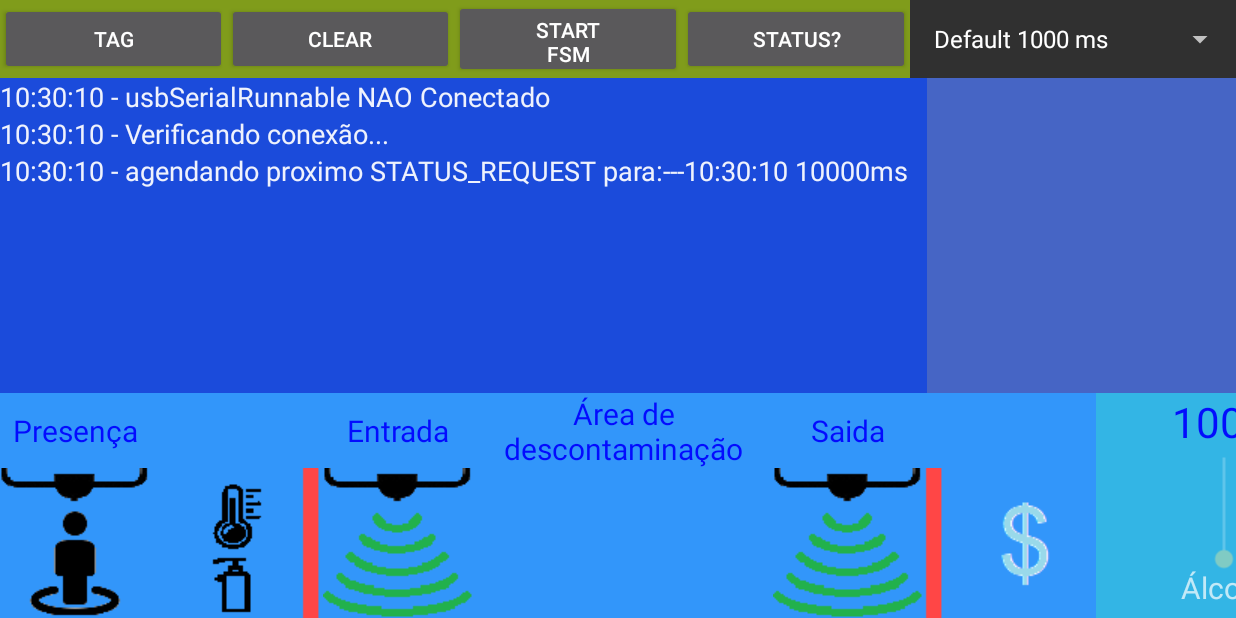
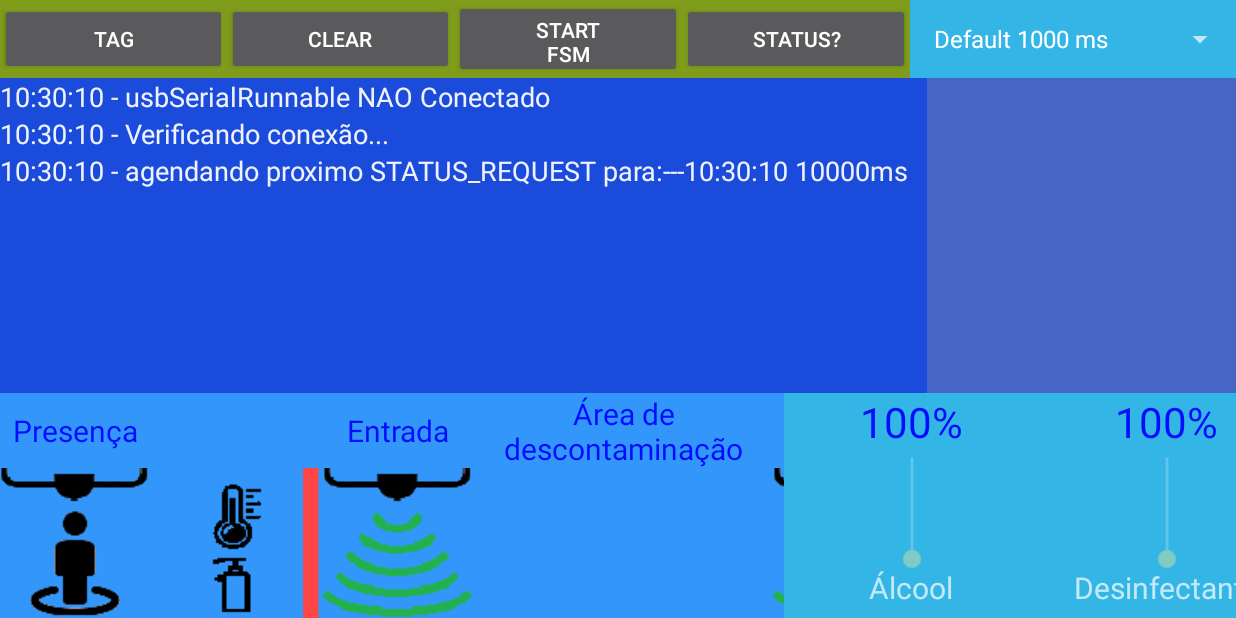
Before and after one commit to AnaniasLima/AppPortalDemo, an Android app: the screen it shows after launch (MainActivity), after a tap on an icon or button, on a phone screen of 824 x 412 dp (held sideways). Run offline under Robolectric (Android 15) with nearby library versions, the phone set to English and light mode, and no system bars; our stand-ins replace Timber; libraries missing offline, so code that uses them is left out: com.felhr.usbserial; 3 other taps on this screen came first.

Commit message:
Primeira Demo

```diff
--- a/app/src/main/java/com/example/appportaldemo/ConnectThread.kt
+++ b/app/src/main/java/com/example/appportaldemo/ConnectThread.kt
@@ -130,7 +130,7 @@ class ConnectThread(val operation:Int, val usbManager : UsbManager, val mainActi
                     try {
                         ArduinoDevice.onEventResponse(eventResponse)
                     } catch (e: Exception) {
-                        EventResponse.invalidJsonPacketsReceived++
+                        e.printStackTrace()
                         Timber.e("=============== ERRO AO AVALIAR PACOTE =======================: ${eventResponse}")
                         mostraEmHistory("ERRO AO AVALIAR PACOTE")
                         return
--- a/app/src/main/java/com/example/appportaldemo/MainActivity.kt
+++ b/app/src/main/java/com/example/appportaldemo/MainActivity.kt
@@ -75,7 +75,8 @@ class MainActivity : AppCompatActivity() {
 
     fun xxx() {
 
-        ajustaSensores(false)
+
+        ajustaSensores(false, false)
         ajustaBalancas(false)
 
         btn_door_in.setBackgroundResource(R.drawable.door_red)
@@ -184,7 +185,11 @@ class MainActivity : AppCompatActivity() {
     }
 
 
-    fun ajustaSensores(sendToArduino:Boolean) {
+    fun ajustaSensores(sendToArduino:Boolean, simulaSensor4:Boolean) {
+
+        // Todos os sensores vao desativar o sensor4
+        var s4 = Config.sensor4DistanciaDetecta + 10
+
         btn_sensor1.setBackgroundResource(R.drawable.sensor_sem_gente)
         btn_sensor2.setBackgroundResource(R.drawable.sensor_sem_gente)
         btn_sensor3.setBackgroundResource(R.drawable.sensor_sem_gente)
@@ -201,8 +206,11 @@ class MainActivity : AppCompatActivity() {
 
         // So manda se for alterado pela interface
         if ( sendToArduino) {
+            if ( simulaSensor4 ) {
+                s4 = Config.sensor4DistanciaDetecta - 10
+            }
             ArduinoDevice.requestToSend(EventType.FW_DUMMY, String.format("S,%03d,%03d,%03d,%03d",
-                CleaningMachine.sensor1Status, CleaningMachine.sensor2Status, CleaningMachine.sensor3Status, CleaningMachine.sensor4Status))
+                CleaningMachine.sensor1Status, CleaningMachine.sensor2Status, CleaningMachine.sensor3Status, s4))
             ArduinoDevice.requestToSend(EventType.FW_STATUS_RQ, Event.QUESTION)
         }
     }
@@ -260,35 +268,56 @@ class MainActivity : AppCompatActivity() {
 
 
         btn_sensor1.setOnClickListener  {
+            Timber.i("btn_sensor1 ${CleaningMachine.sensor1Status}")
             if ( CleaningMachine.sensor1Status < Config.sensor1DistanciaDetecta ) {
                 CleaningMachine.sensor1Status = Config.sensor1DistanciaDetecta + 10
             } else {
                 CleaningMachine.sensor1Status = Config.sensor1DistanciaDetecta - 10
+                CleaningMachine.sensor2Status = Config.sensor2DistanciaDetecta + 10
+                CleaningMachine.sensor3Status = Config.sensor3DistanciaDetecta + 10
             }
-            ajustaSensores(true)
+            ajustaSensores(true, false)
         }
 
         btn_sensor2.setOnClickListener  {
+            Timber.i("btn_sensor2 ${CleaningMachine.sensor2Status}")
             if ( CleaningMachine.sensor2Status < Config.sensor2DistanciaDetecta ) {
                 CleaningMachine.sensor2Status = Config.sensor2DistanciaDetecta + 10
             } else {
+                CleaningMachine.sensor1Status = Config.sensor1DistanciaDetecta + 10
                 CleaningMachine.sensor2Status = Config.sensor2DistanciaDetecta - 10
+                CleaningMachine.sensor3Status = Config.sensor3DistanciaDetecta + 10
             }
-            ajustaSensores(true)
+            ajustaSensores(true, false)
         }
 
         btn_sensor3.setOnClickListener  {
+            Timber.i("btn_sensor3 ${CleaningMachine.sensor3Status}")
             if ( CleaningMachine.sensor3Status < Config.sensor3DistanciaDetecta ) {
                 CleaningMachine.sensor3Status = Config.sensor3DistanciaDetecta + 10
             } else {
+                CleaningMachine.sensor1Status = Config.sensor1DistanciaDetecta + 10
+                CleaningMachine.sensor2Status = Config.sensor2DistanciaDetecta + 10
                 CleaningMachine.sensor3Status = Config.sensor3DistanciaDetecta - 10
             }
-            ajustaSensores(true)
+            ajustaSensores(true, false)
         }
 
+
+        btn_money.setOnClickListener  {
+            Timber.i("btn_money ${CleaningMachine.sensor2Status}")
+            if ( (CleaningMachine.sensor2Status < Config.sensor2DistanciaDetecta) ||  (CleaningMachine.sensor3Status < Config.sensor3DistanciaDetecta) ) {
+                CleaningMachine.sensor1Status = Config.sensor1DistanciaDetecta + 10
+                CleaningMachine.sensor2Status = Config.sensor2DistanciaDetecta + 10
+                CleaningMachine.sensor3Status = Config.sensor3DistanciaDetecta + 10
+            }
+            ajustaSensores(true, false)
+        }
+
+
         btn_alcohol_dispenser.setOnClickListener  {
-            CleaningMachine.sensor4Status = Config.sensor4DistanciaDetecta - 10
-            ajustaSensores(true)
+            Timber.i("btn_alcohol_dispenser ")
+            ajustaSensores(true, true)
         }
 
         btnInvisivel.setOnClickListener  {
--- a/app/src/main/java/com/example/appportaldemo/WaitingMode.kt
+++ b/app/src/main/java/com/example/appportaldemo/WaitingMode.kt
@@ -61,7 +61,7 @@ object WaitingMode {
         if (++lastPlayedVideo == videosList.size ) {
             lastPlayedVideo = 0
         }
-        Timber.i("WWW PLAYING NEXT VIDEO $lastPlayedVideo  Video:${videosList[lastPlayedVideo]} Max:${videosList.size}")
+        Timber.i("PLAYING NEXT VIDEO $lastPlayedVideo  Video:${videosList[lastPlayedVideo]} Max:${videosList.size}")
         setVideoFilename(videosList[lastPlayedVideo].filename)
         videoView.start()
     }
--- a/app/src/main/res/layout/activity_main.xml
+++ b/app/src/main/res/layout/activity_main.xml
@@ -5,6 +5,7 @@
     android:layout_width="match_parent"
     android:layout_height="match_parent"
     tools:context=".MainActivity"
+    android:background="@android:color/holo_blue_light"
     tools:ignore="ExtraText">
 
     <androidx.constraintlayout.widget.Guideline
@@ -125,13 +126,13 @@
         android:background="?android:selectableItemBackground"/>
     />
 
-    <Button android:id="@+id/btn_entrada_liberada"
+    <Button android:id="@+id/btn_mensagem_tela"
         android:text="ENTRADA LIBERADA"
         android:layout_width="0dp"
         android:layout_height="0dp"
         android:visibility="invisible"
-        android:textColor="@color/blue"
-        android:background="@color/white"
+        android:textColor="@color/white"
+        android:background="@android:color/holo_blue_light"
         android:textSize="60dp"
         app:layout_constraintBottom_toTopOf="@+id/gl_bottom"
         app:layout_constraintEnd_toStartOf="@+id/gl_right"
@@ -180,7 +181,7 @@
         <!--  ============================================================ -->
         <androidx.constraintlayout.widget.ConstraintLayout android:id="@+id/temperatura_layout"
             android:layout_width="100dp"
-            android:layout_height="0dp"
+            android:layout_height="match_parent"
             android:visibility="invisible"
             app:layout_constraintTop_toTopOf="parent"
             app:layout_constraintStart_toEndOf="@+id/tv_sensor1"
@@ -241,6 +242,7 @@
             <Button android:id="@+id/btn_alcohol_dispenser"
                 android:layout_width="100dp"
                 android:layout_height="100dp"
+                android:enabled="false"
                 android:background="@color/white"
                 app:layout_constraintStart_toStartOf="@+id/tv_alcohol_dispenser"
                 app:layout_constraintTop_toBottomOf="@+id/tv_alcohol_dispenser"
@@ -325,6 +327,7 @@
             android:layout_width="100dp"
             android:layout_height="100dp"
             android:background="@color/white"
+            android:enabled="false"
             app:layout_constraintStart_toEndOf="@+id/btn_door_out"
             app:layout_constraintTop_toBottomOf="@+id/tv_sensor3"
             app:srcCompat="@drawable/dindin" />
@@ -339,10 +342,12 @@
         android:layout_width="wrap_content"
         android:layout_height="0dp"
         android:orientation="horizontal"
-        android:background="@color/colorAccent"
+        android:background="@android:color/holo_blue_light"
         app:layout_constraintTop_toTopOf="@+id/gl_bottom"
         app:layout_constraintBottom_toBottomOf="parent"
-        app:layout_constraintStart_toEndOf="@+id/sensores_layout">
+        app:layout_constraintStart_toEndOf="@+id/sensores_layout"
+        app:layout_constraintEnd_toEndOf="parent"
+        >
 
 
         <androidx.constraintlayout.widget.ConstraintLayout android:id="@+id/alcohol_layout"
```
Also changed, not shown: app/src/main/java/com/example/appportaldemo/CleaningMachine.kt (+140 -33 lines).
